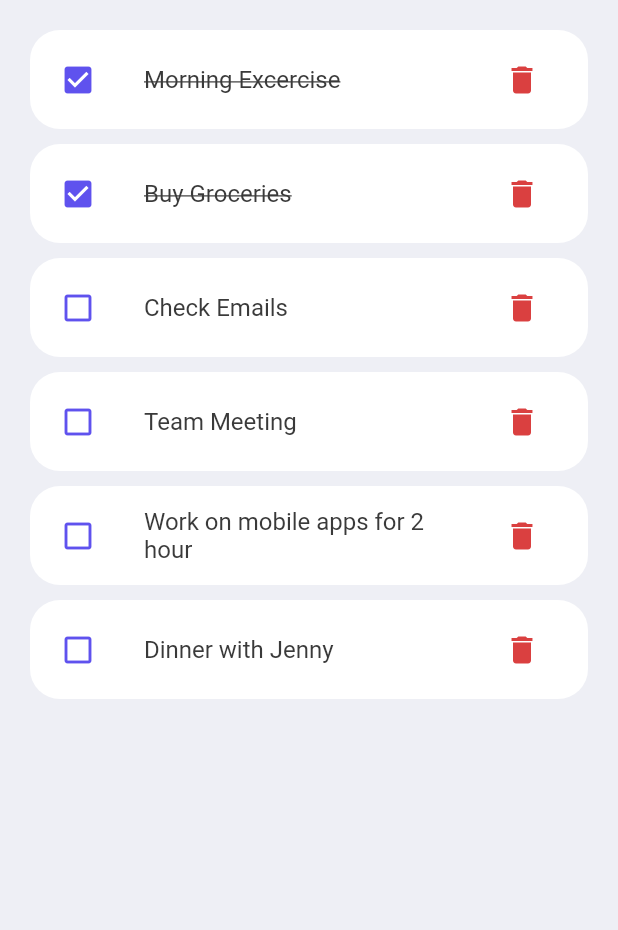
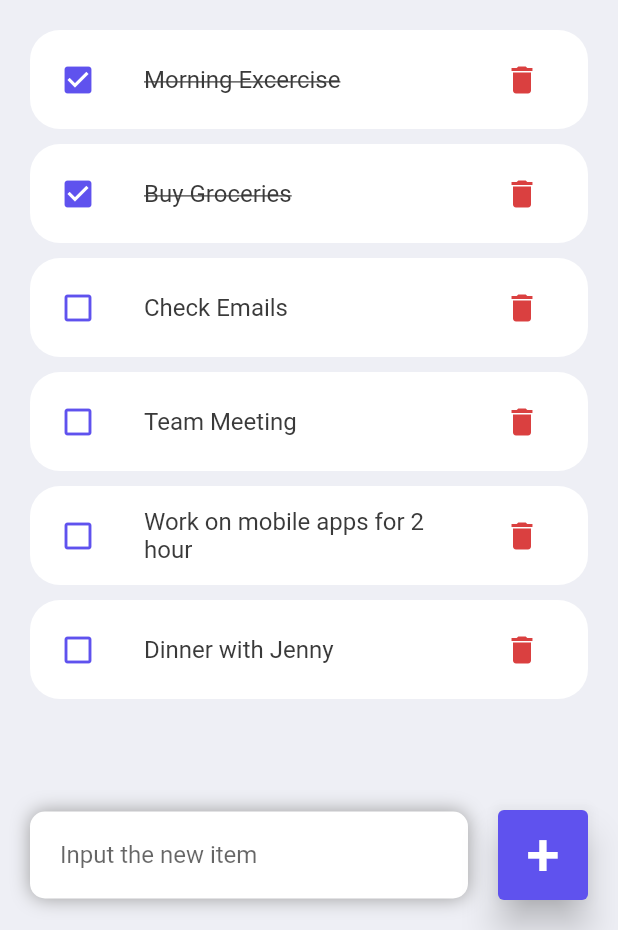
Before and after one commit to merveaa/to_do_list_application, a Flutter app: the screen it shows after launch, on a phone screen of 412 x 824 dp, the part 306-1236 px from its top. Run offline on Flutter 3.47's test engine with Material 2 defaults, Android fonts, the phone set to English and light mode, and no system bars.

Commit message:
creating 'input item' seciton by using stack

```diff
--- a/lib/screens/home.dart
+++ b/lib/screens/home.dart
@@ -1,7 +1,7 @@
 import 'package:flutter/material.dart';
 import 'package:flutter/services.dart';
 import 'package:to_do_list_application/constants/colors.dart';
-import 'package:to_do_list_application/model/ToDo.dart';
+import 'package:to_do_list_application/model/todo.dart';
 import 'package:to_do_list_application/widgets/todo_item.dart';
 
 class Home extends StatelessWidget {
@@ -14,7 +14,9 @@
     return Scaffold(
       backgroundColor: tdBGcolor,
       appBar: _buildAppBar(),
-      body: Container(
+      body: Stack(
+        children: [
+          Container(
             padding: const EdgeInsets.symmetric(horizontal: 20, vertical: 15),
             child: Column(
               children: [
@@ -41,6 +43,47 @@
                 )
               ],
             ),
+          ),
+          Align(
+            alignment: Alignment.bottomCenter,
+            child: Row(
+              children: [
+                Expanded(
+                    child: Container(
+                  margin:
+                      const EdgeInsets.only(bottom: 20, right: 20, left: 20),
+                  padding: EdgeInsets.symmetric(horizontal: 20, vertical: 5),
+                  decoration: BoxDecoration(
+                      color: Colors.white,
+                      boxShadow: [
+                        const BoxShadow(
+                            color: Colors.grey,
+                            offset: Offset(0.0, 0.0),
+                            blurRadius: 10.0,
+                            spreadRadius: 0.0)
+                      ],
+                      borderRadius: BorderRadius.circular(10)),
+                  child: TextField(
+                    decoration: InputDecoration(
+                        hintText: 'Input the new item',
+                        border: InputBorder.none),
+                  ),
+                )),
+                Container(
+                  margin: EdgeInsets.only(bottom: 20, right: 20),
+                  child: ElevatedButton(
+                    onPressed: () {},
+                    child: Text('+', style: TextStyle(fontSize: 40)),
+                    style: ElevatedButton.styleFrom(
+                        primary: tdBlue,
+                        minimumSize: Size(60, 60),
+                        elevation: 10),
+                  ),
+                )
+              ],
+            ),
+          )
+        ],
       ),
     );
   }
--- a/lib/widgets/todo_item.dart
+++ b/lib/widgets/todo_item.dart
@@ -1,7 +1,7 @@
 import 'package:flutter/material.dart';
 import 'package:to_do_list_application/constants/colors.dart';
 
-import '../model/ToDo.dart';
+import '../model/todo.dart';
 
 class ToDoItem extends StatelessWidget {
   final ToDo todo;
```
Lines whose indentation alone changed are shown as unchanged.
